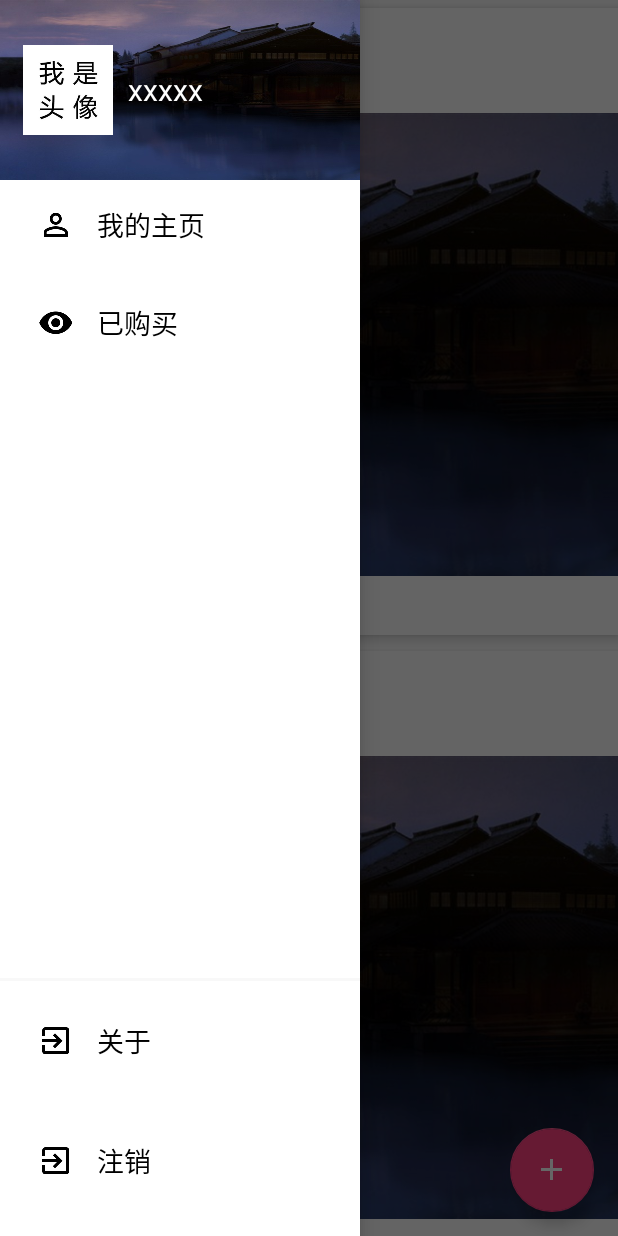
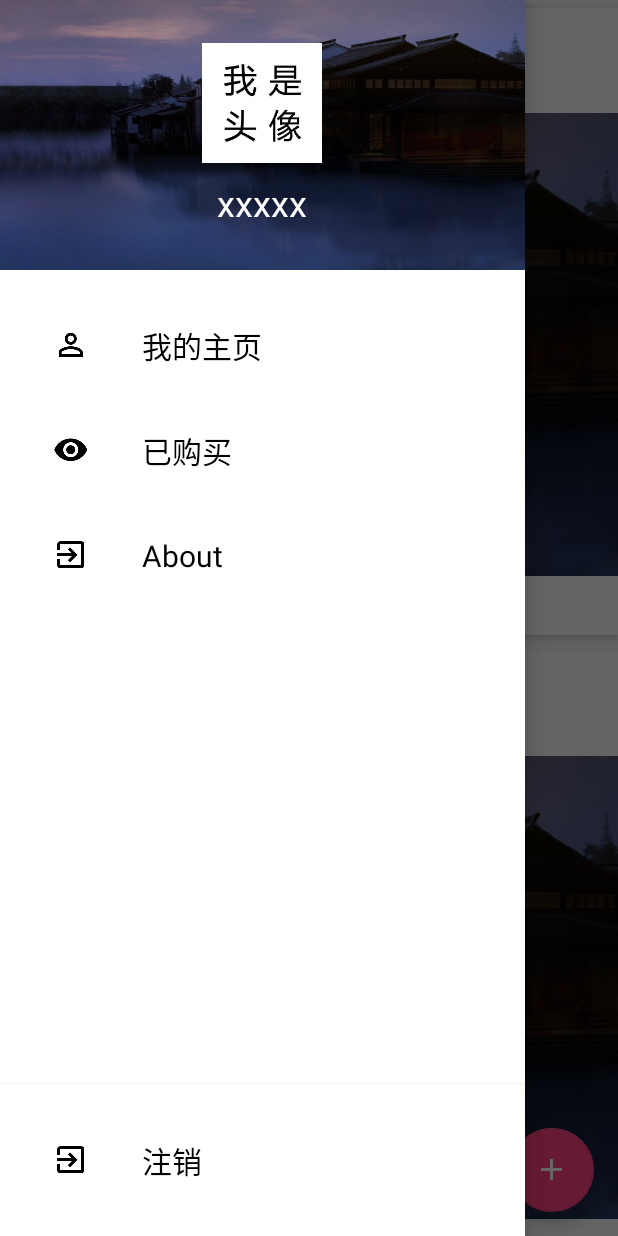
Before and after one commit to MegrezZhu/Maskbook, an Android app: the DashboardActivity screen opened directly, with no data from a screen before it, with the side drawer open, on a phone screen of 412 x 824 dp. Run offline under Robolectric (Android 15) with nearby library versions, the phone set to English and light mode, and no system bars; libraries missing offline, so code that uses them is left out: com.franmontiel.persistentcookiejar, com.melnykov.fab, com.mikepenz.google_material_typeface_library; plain views replace FloatingActionButton, RCRelativeLayout; network calls fail; 4 statements that could not run were skipped.

Commit message:
drawer ui & basic user info rendering

```diff
--- a/app/app/src/main/AndroidManifest.xml
+++ b/app/app/src/main/AndroidManifest.xml
@@ -6,6 +6,7 @@
     <uses-permission android:name="android.permission.READ_EXTERNAL_STORAGE" />
 
     <application
+        android:name=".MaskbookApplication"
         android:allowBackup="true"
         android:icon="@mipmap/ic_launcher"
         android:label="@string/app_name"
--- a/app/app/src/main/java/com/zyuco/maskbook/DashboardActivity.java
+++ b/app/app/src/main/java/com/zyuco/maskbook/DashboardActivity.java
@@ -15,6 +15,7 @@ import com.mikepenz.google_material_typeface_library.GoogleMaterial;
 import com.zyuco.maskbook.lib.CommonAdapter;
 import com.zyuco.maskbook.lib.ViewHolder;
 import com.zyuco.maskbook.model.Post;
+import com.zyuco.maskbook.model.User;
 
 import java.util.ArrayList;
 import java.util.List;
@@ -34,6 +35,13 @@ public class DashboardActivity extends AppCompatActivity {
 
         initListener();
         initList();
+        render();
+    }
+
+    private void render() {
+        User user = ((MaskbookApplication)getApplication()).getUser();
+        ((TextView)findViewById(R.id.name)).setText(user.getNickname());
+        // TODO: set avatar url
     }
 
     private void initList() {
--- a/app/app/src/main/java/com/zyuco/maskbook/LoginActivity.java
+++ b/app/app/src/main/java/com/zyuco/maskbook/LoginActivity.java
@@ -76,7 +76,7 @@ public class LoginActivity extends AppCompatActivity {
             .subscribe(new CallBack<User>() {
                 @Override
                 public void onSuccess(User user) {
-                    // TODO: user info persistence
+                    ((MaskbookApplication)getApplication()).setUser(user);
                     Log.i(TAG, String.format("login succeeded as %s.", user.getNickname()));
                     Intent intent = new Intent(LoginActivity.this, DashboardActivity.class);
                     startActivity(intent);
--- /dev/null
+++ b/app/app/src/main/java/com/zyuco/maskbook/MaskbookApplication.java
@@ -0,0 +1,18 @@
+package com.zyuco.maskbook;
+
+import android.app.Application;
+import android.support.annotation.NonNull;
+
+import com.zyuco.maskbook.model.User;
+
+public class MaskbookApplication extends Application {
+    private User user;
+
+    public User getUser() {
+        return user;
+    }
+
+    public void setUser(@NonNull User user) {
+        this.user = user;
+    }
+}
--- a/app/app/src/main/java/com/zyuco/maskbook/SignupActivity.java
+++ b/app/app/src/main/java/com/zyuco/maskbook/SignupActivity.java
@@ -75,6 +75,7 @@ public class SignupActivity extends AppCompatActivity {
                 @Override
                 public void onSuccess(User user) {
                     // regist ok
+                    ((MaskbookApplication)getApplication()).setUser(user);
                     Intent intent = new Intent(SignupActivity.this, DashboardActivity.class);
                     startActivity(intent);
                     Toast.makeText(SignupActivity.this, R.string.toast_signup_success, Toast.LENGTH_SHORT).show();
--- a/app/app/src/main/java/com/zyuco/maskbook/SplashActivity.java
+++ b/app/app/src/main/java/com/zyuco/maskbook/SplashActivity.java
@@ -52,7 +52,7 @@ public class SplashActivity extends AppCompatActivity {
             .subscribe(new CallBack<User>() {
                 @Override
                 public void onSuccess(User user) {
-                    // TODO: persistence user info
+                    ((MaskbookApplication)getApplication()).setUser(user);
                     Log.i(TAG, String.format("already logged in as %s.", user.getNickname()));
                     finishSplashAndGo(DashboardActivity.class);
                 }
--- a/app/app/src/main/res/layout/activity_dashboard.xml
+++ b/app/app/src/main/res/layout/activity_dashboard.xml
@@ -14,7 +14,7 @@
 
     <include
         layout="@layout/activity_dashboard_drawer"
-        android:layout_width="240dp"
+        android:layout_width="350dp"
         android:layout_height="match_parent"
         android:layout_gravity="start"/>
 </android.support.v4.widget.DrawerLayout>
--- a/app/app/src/main/res/layout/activity_dashboard_drawer.xml
+++ b/app/app/src/main/res/layout/activity_dashboard_drawer.xml
@@ -2,158 +2,163 @@
 <android.support.constraint.ConstraintLayout
     xmlns:android="http://schemas.android.com/apk/res/android"
     xmlns:app="http://schemas.android.com/apk/res-auto"
-    android:background="@color/colorTextWhite"
     android:layout_width="match_parent"
-    android:layout_height="match_parent">
+    android:layout_height="match_parent"
+    android:background="@color/colorTextWhite">
 
 
     <LinearLayout
         android:id="@+id/session1"
         android:layout_width="match_parent"
-        android:layout_height="120dp"
-        android:gravity="center_vertical"
+        android:layout_height="180dp"
         android:background="@drawable/bg"
+        android:gravity="center"
+        android:orientation="vertical"
         app:layout_constraintTop_toTopOf="parent"
-        android:paddingLeft="15dp"
         >
+
         <com.gcssloop.widget.RCRelativeLayout
             android:id="@+id/avatar"
-            android:layout_width="60dp"
-            android:layout_height="60dp"
+            android:layout_width="80dp"
+            android:layout_height="80dp"
             app:round_as_circle="true"
             app:stroke_color="#f8f8f8">
+
             <ImageView
+                android:layout_width="match_parent"
+                android:layout_height="match_parent"
                 android:scaleType="centerCrop"
-                android:src="@mipmap/signup_avatar"
-                android:layout_width="match_parent"
-                android:layout_height="match_parent"/>
+                android:src="@mipmap/signup_avatar"/>
         </com.gcssloop.widget.RCRelativeLayout>
 
         <TextView
             android:id="@+id/name"
             android:layout_width="wrap_content"
             android:layout_height="wrap_content"
+            android:layout_marginTop="10dp"
             android:text="xxxxx"
-            android:layout_marginLeft="10dp"
             android:textColor="@color/colorTextWhite"
-            android:textSize="20sp" />
+            android:textSize="24sp"/>
     </LinearLayout>
-
-
 
     <LinearLayout
         android:id="@+id/homepage"
         android:layout_width="match_parent"
-        android:layout_height="60dp"
-        android:paddingLeft="25dp"
-        android:gravity="center_vertical"
+        android:layout_height="70dp"
+        android:layout_marginTop="15dp"
+        android:background="?attr/selectableItemBackground"
         android:clickable="true"
         android:focusable="true"
-        android:background="?attr/selectableItemBackground"
-        app:layout_constraintTop_toBottomOf="@id/session1"
+        android:gravity="center_vertical"
+        android:paddingLeft="35dp"
         app:layout_constraintLeft_toLeftOf="parent"
-        app:layout_constraintRight_toRightOf="parent">
+        app:layout_constraintRight_toRightOf="parent"
+        app:layout_constraintTop_toBottomOf="@id/session1">
 
         <ImageView
-            android:src="@mipmap/ic_perm_identity_black_24dp"
             android:layout_width="wrap_content"
-            android:layout_height="wrap_content" />
+            android:layout_height="wrap_content"
+            android:src="@mipmap/ic_perm_identity_black_24dp"/>
+
         <TextView
-            android:layout_marginLeft="15dp"
             android:layout_width="wrap_content"
             android:layout_height="match_parent"
+            android:layout_marginLeft="35dp"
+            android:gravity="center"
             android:text="@string/menuitem_profile"
-            android:gravity="center"
             android:textColor="#000"
-            android:textSize="18sp" />
+            android:textSize="20sp"/>
     </LinearLayout>
 
     <LinearLayout
         android:id="@+id/purchase_history"
         android:layout_width="match_parent"
-        android:layout_height="60dp"
-        android:layout_marginTop="5dp"
+        android:layout_height="70dp"
         android:layout_marginBottom="5dp"
-        android:paddingLeft="25dp"
-        android:gravity="center_vertical"
+        android:background="?attr/selectableItemBackground"
         android:clickable="true"
         android:focusable="true"
-        android:background="?attr/selectableItemBackground"
-        app:layout_constraintTop_toBottomOf="@id/homepage"
+        android:gravity="center_vertical"
+        android:paddingLeft="35dp"
         app:layout_constraintLeft_toLeftOf="parent"
-        app:layout_constraintRight_toRightOf="parent">
+        app:layout_constraintRight_toRightOf="parent"
+        app:layout_constraintTop_toBottomOf="@id/homepage">
 
         <ImageView
-            android:src="@mipmap/ic_visibility_black_24dp"
             android:layout_width="wrap_content"
-            android:layout_height="wrap_content" />
+            android:layout_height="wrap_content"
+            android:src="@mipmap/ic_visibility_black_24dp"/>
+
         <TextView
-            android:layout_marginLeft="15dp"
             android:layout_width="wrap_content"
             android:layout_height="match_parent"
+            android:layout_marginLeft="35dp"
+            android:gravity="center"
             android:text="@string/menuitem_unlock"
-            android:gravity="center"
             android:textColor="#000"
-            android:textSize="18sp" />
+            android:textSize="20sp"/>
     </LinearLayout>
-    <TextView
-        android:id="@+id/divider2"
-        android:background="@color/colorDrawerDivider"
-        android:layout_width="match_parent"
-        android:layout_height="2dp"
-        android:layout_marginBottom="10dp"
-        app:layout_constraintBottom_toTopOf="@id/about" />
 
     <LinearLayout
         android:id="@+id/about"
         android:layout_width="match_parent"
-        android:layout_height="60dp"
+        android:layout_height="70dp"
         android:layout_marginBottom="20dp"
-        android:paddingLeft="25dp"
-        android:gravity="center_vertical"
+        android:background="?attr/selectableItemBackground"
         android:clickable="true"
         android:focusable="true"
-        android:background="?attr/selectableItemBackground"
-        app:layout_constraintBottom_toTopOf="@id/logout">
+        android:gravity="center_vertical"
+        android:paddingLeft="35dp"
+        app:layout_constraintTop_toBottomOf="@id/purchase_history">
 
         <ImageView
-            android:src="@mipmap/ic_exit_to_app_black_24dp"
             android:layout_width="wrap_content"
-            android:layout_height="wrap_content" />
+            android:layout_height="wrap_content"
+            android:src="@mipmap/ic_exit_to_app_black_24dp"/>
+
         <TextView
-            android:layout_marginLeft="15dp"
             android:layout_width="wrap_content"
             android:layout_height="match_parent"
+            android:layout_marginLeft="35dp"
+            android:gravity="center"
             android:text="@string/menuitem_about"
-            android:gravity="center"
             android:textColor="#000"
-            android:textSize="18sp" />
+            android:textSize="20sp"/>
     </LinearLayout>
+
+    <TextView
+        android:id="@+id/divider2"
+        android:layout_width="match_parent"
+        android:layout_height="2dp"
+        android:layout_marginBottom="15dp"
+        android:background="@color/colorDrawerDivider"
+        app:layout_constraintBottom_toTopOf="@id/logout"/>
 
     <LinearLayout
         android:id="@+id/logout"
         android:layout_width="match_parent"
-        android:layout_height="60dp"
-        android:layout_marginBottom="20dp"
-        android:paddingLeft="25dp"
-        android:gravity="center_vertical"
+        android:layout_height="70dp"
+        android:layout_marginBottom="15dp"
+        android:background="?attr/selectableItemBackground"
         android:clickable="true"
         android:focusable="true"
-        android:background="?attr/selectableItemBackground"
+        android:gravity="center_vertical"
+        android:paddingLeft="35dp"
         app:layout_constraintBottom_toBottomOf="parent">
 
         <ImageView
-            android:src="@mipmap/ic_exit_to_app_black_24dp"
             android:layout_width="wrap_content"
-            android:layout_height="wrap_content" />
+            android:layout_height="wrap_content"
+            android:src="@mipmap/ic_exit_to_app_black_24dp"/>
+
         <TextView
-            android:layout_marginLeft="15dp"
             android:layout_width="wrap_content"
             android:layout_height="match_parent"
+            android:layout_marginLeft="35dp"
+            android:gravity="center"
             android:text="@string/menuitem_logout"
-            android:gravity="center"
             android:textColor="#000"
-            android:textSize="18sp" />
+            android:textSize="20sp"/>
     </LinearLayout>
 
 </android.support.constraint.ConstraintLayout>
--- a/app/app/src/main/res/values/strings.xml
+++ b/app/app/src/main/res/values/strings.xml
@@ -12,7 +12,7 @@
     <string name="menuitem_profile">我的主页</string>
     <string name="menuitem_logout">注销</string>
     <string name="menuitem_unlock">已购买</string>
-    <string name="menuitem_about">关于</string>
+    <string name="menuitem_about">About</string>
     <string name="toast_network_error">Network Error</string>
     <string name="toast_unknown_error">Unknown Error</string>
     <string name="toast_empty_username">Username shall not be empty</string>
```
